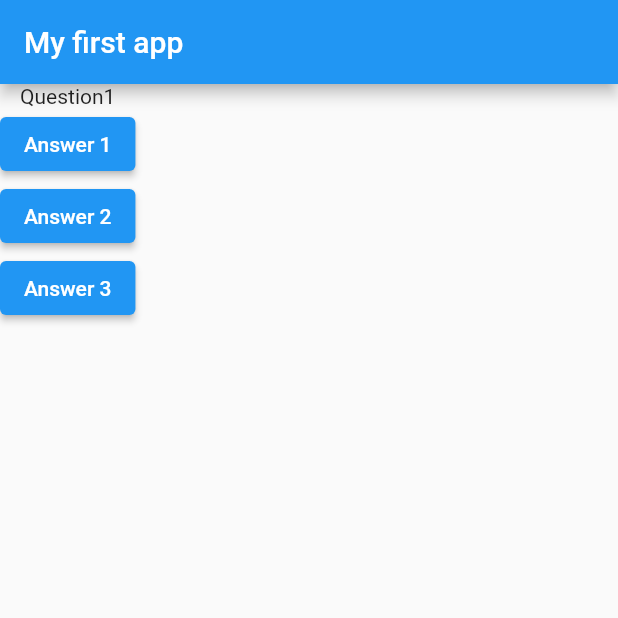
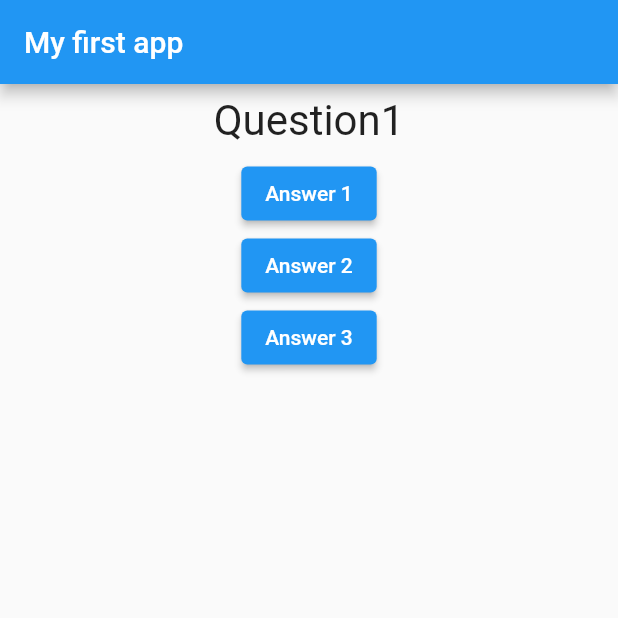
Before and after one commit to Damian9696/flutter_quiz_app, a Flutter app: the screen it shows after launch, on a phone screen of 412 x 824 dp, the top half of it. Run offline on Flutter 3.47's test engine with Material 2 defaults, Android fonts, the phone set to English and light mode, and no system bars.

Commit message:
Added basic styling elements;

```diff
--- a/lib/question.dart
+++ b/lib/question.dart
@@ -7,6 +7,14 @@ class Question extends StatelessWidget {
 
   @override
   Widget build(BuildContext context) {
-    return Text(_questionText);
+    return Container(
+      margin: EdgeInsets.all(8),
+      width: double.infinity,
+      child: Text(
+        _questionText,
+        style: TextStyle(fontSize: 28),
+        textAlign: TextAlign.center,
+      ),
+    );
   }
 }
```
